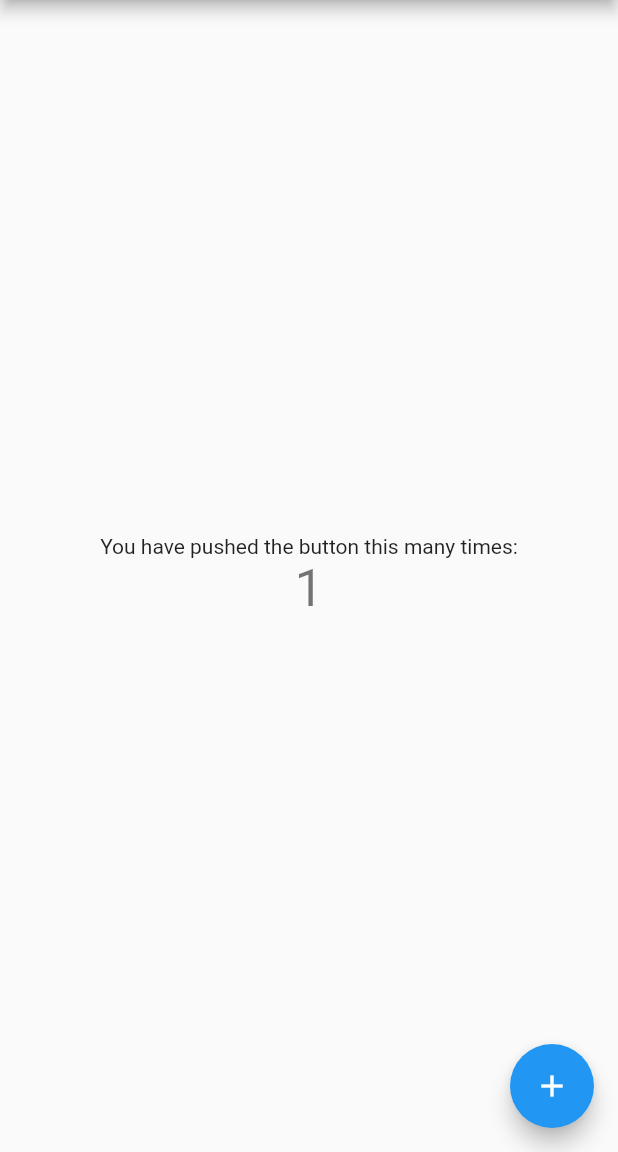
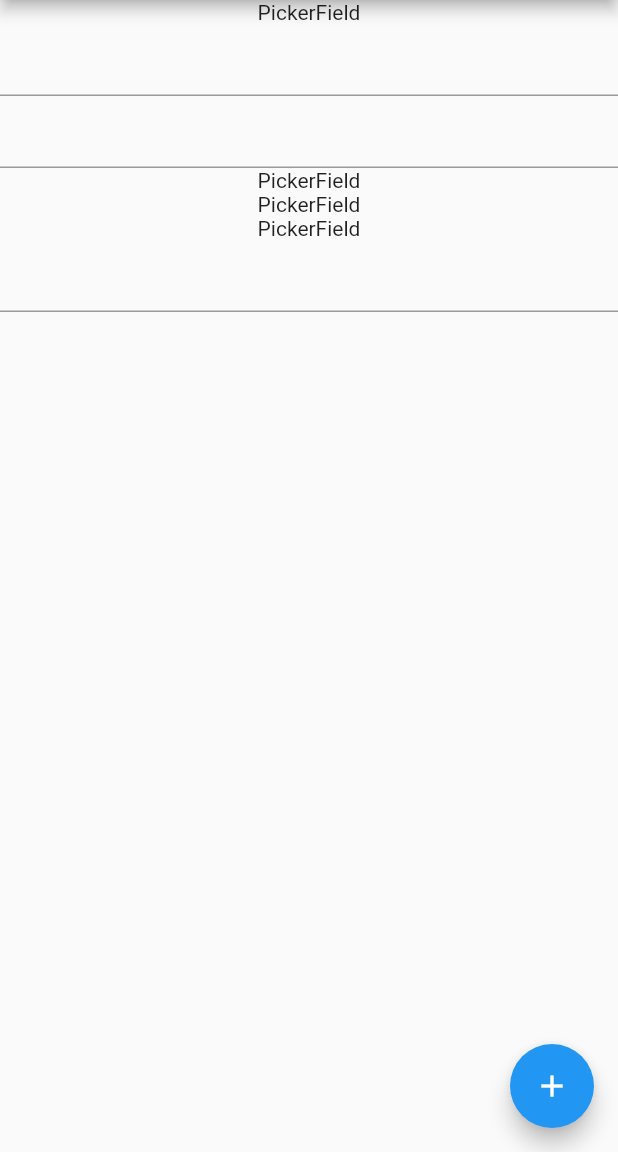
Before and after one commit to team-noob-noob/flucker_alpha, a Flutter app: the screen it shows after launch, after a tap on the "add" icon, on a phone screen of 412 x 824 dp, the part 84-1236 px from its top. Run offline on Flutter 3.47's test engine with Material 2 defaults, Android fonts, the phone set to English and light mode, and no system bars.

```diff
--- /dev/null
+++ b/lib/flucker/flucker_form.dart
@@ -0,0 +1,29 @@
+import 'package:flutter/material.dart';
+import 'package:flutter/widgets.dart';
+import 'package:hello_world/flucker/parsing.dart';
+
+class FluckerForm extends StatefulWidget {
+  const FluckerForm({super.key, required this.formJson});
+
+  final String formJson;
+
+  @override
+  State<StatefulWidget> createState() => _FluckerFormState();
+}
+
+class _FluckerFormState extends State<FluckerForm> {
+  List<Widget> _widgets = <Widget>[];
+
+  @override
+  Widget build(BuildContext context) {
+    var unprocessedFields = mapFormJsonToFieldBase(widget.formJson);
+    var processedFields = mapFieldBaseToBaseField(unprocessedFields);
+    _widgets = mapBaseFieldToWidgets(processedFields);
+
+    return Scaffold(
+      body: Column(
+        children: _widgets,
+      ),
+    );
+  }
+}
--- a/lib/main.dart
+++ b/lib/main.dart
@@ -1,4 +1,6 @@
 import 'package:flutter/material.dart';
+import 'package:flutter/services.dart';
+import 'package:hello_world/flucker/flucker_form.dart';
 
 import 'flucker/parsing.dart';
 
@@ -34,15 +36,6 @@ class MyApp extends StatelessWidget {
 class MyHomePage extends StatefulWidget {
   const MyHomePage({super.key, required this.title});
 
-  // This widget is the home page of your application. It is stateful, meaning
-  // that it has a State object (defined below) that contains fields that affect
-  // how it looks.
-
-  // This class is the configuration for the state. It holds the values (in this
-  // case the title) provided by the parent (in this case the App widget) and
-  // used by the build method of the State. Fields in a Widget subclass are
-  // always marked "final".
-
   final String title;
 
   @override
@@ -50,70 +43,30 @@ class MyHomePage extends StatefulWidget {
 }
 
 class _MyHomePageState extends State<MyHomePage> {
-  int _counter = 0;
+  String formJson = "[]";
 
   void _incrementCounter() async {
-    var my_data = await getData();
+    var json = await rootBundle.loadString('json/form.json');
 
     setState(() {
-      // This call to setState tells the Flutter framework that something has
-      // changed in this State, which causes it to rerun the build method below
-      // so that the display can reflect the updated values. If we changed
-      // _counter without calling setState(), then the build method would not be
-      // called again, and so nothing would appear to happen.
-      _counter++;
+      formJson = json;
     });
   }
 
   @override
   Widget build(BuildContext context) {
-    // This method is rerun every time setState is called, for instance as done
-    // by the _incrementCounter method above.
-    //
-    // The Flutter framework has been optimized to make rerunning build methods
-    // fast, so that you can just rebuild anything that needs updating rather
-    // than having to individually change instances of widgets.
     return Scaffold(
       appBar: AppBar(
-        // Here we take the value from the MyHomePage object that was created by
-        // the App.build method, and use it to set our appbar title.
         title: Text(widget.title),
       ),
       body: Center(
-        // Center is a layout widget. It takes a single child and positions it
-        // in the middle of the parent.
-        child: Column(
-          // Column is also a layout widget. It takes a list of children and
-          // arranges them vertically. By default, it sizes itself to fit its
-          // children horizontally, and tries to be as tall as its parent.
-          //
-          // Invoke "debug painting" (press "p" in the console, choose the
-          // "Toggle Debug Paint" action from the Flutter Inspector in Android
-          // Studio, or the "Toggle Debug Paint" command in Visual Studio Code)
-          // to see the wireframe for each widget.
-          //
-          // Column has various properties to control how it sizes itself and
-          // how it positions its children. Here we use mainAxisAlignment to
-          // center the children vertically; the main axis here is the vertical
-          // axis because Columns are vertical (the cross axis would be
-          // horizontal).
-          mainAxisAlignment: MainAxisAlignment.center,
-          children: <Widget>[
-            const Text(
-              'You have pushed the button this many times:',
-            ),
-            Text(
-              '$_counter',
-              style: Theme.of(context).textTheme.headlineMedium,
-            ),
-          ],
-        ),
+        child: FluckerForm(formJson: formJson),
       ),
       floatingActionButton: FloatingActionButton(
         onPressed: _incrementCounter,
         tooltip: 'Increment',
         child: const Icon(Icons.add),
-      ), // This trailing comma makes auto-formatting nicer for build methods.
+      ),
     );
   }
 }
```
